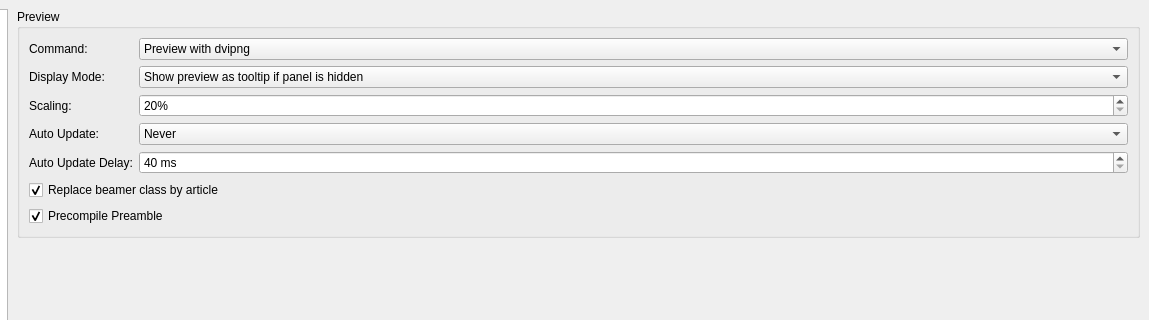
Before: the Qt Designer form src/configdialog.ui in texstudio-org/texstudio, drawn with Qt 5; both pictures show x 229 to 1378 and y 0 to 320 of the 1378 by 864 pixel window.
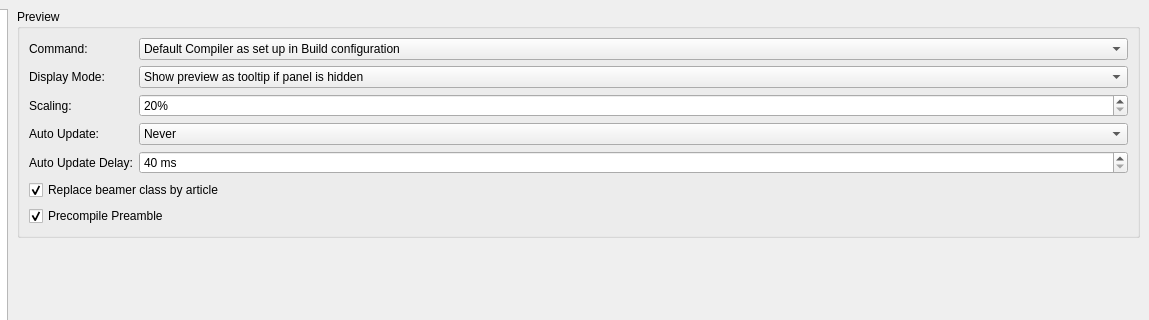
After: the same form once the commit is applied. The open tabs and pages were chosen to show the change. Icons and pictures are not drawn.

Commit message: move new combobox entry to top of list

What changed in the file:
```diff
--- a/src/configdialog.ui
+++ b/src/configdialog.ui
@@ -4014,6 +4014,11 @@
                     <property name="advancedOption" stdset="0">
                      <bool>false</bool>
                     </property>
+                    <item>
+                     <property name="text">
+                      <string>Default Compiler as set up in Build configuration</string>
+                     </property>
+                    </item>
                     <item>
                      <property name="text">
                       <string>Preview with dvipng</string>
```
Left out of the diff: 5 changed lines with no effect on the pictures. The commit also changes 3 other files.
